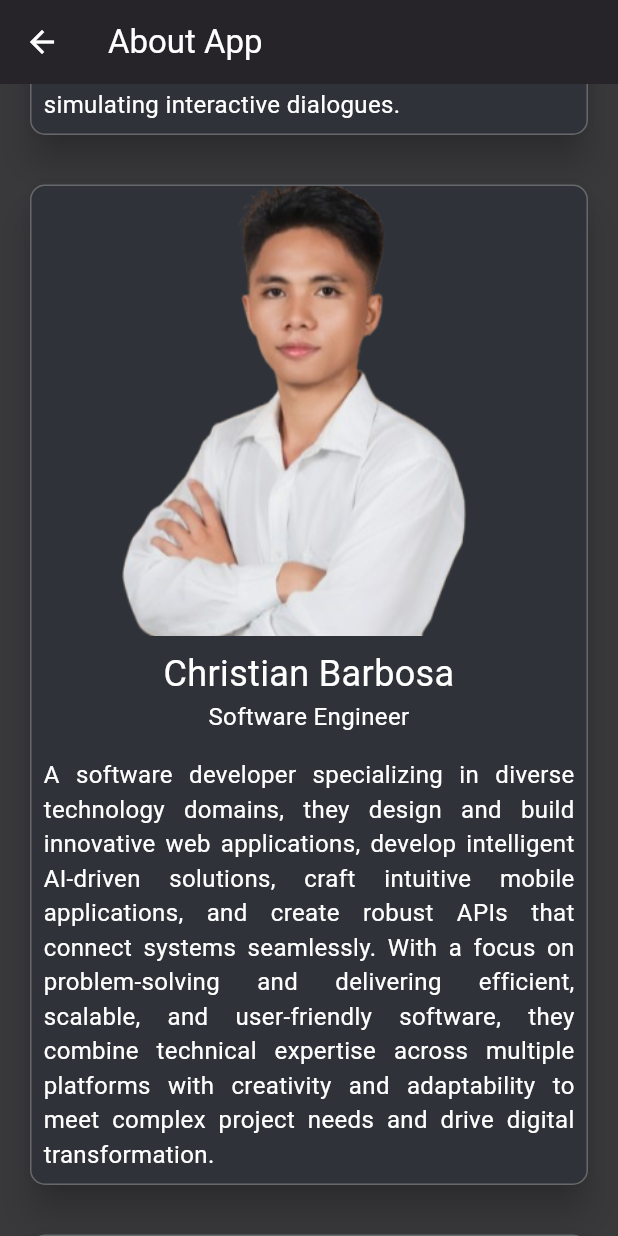
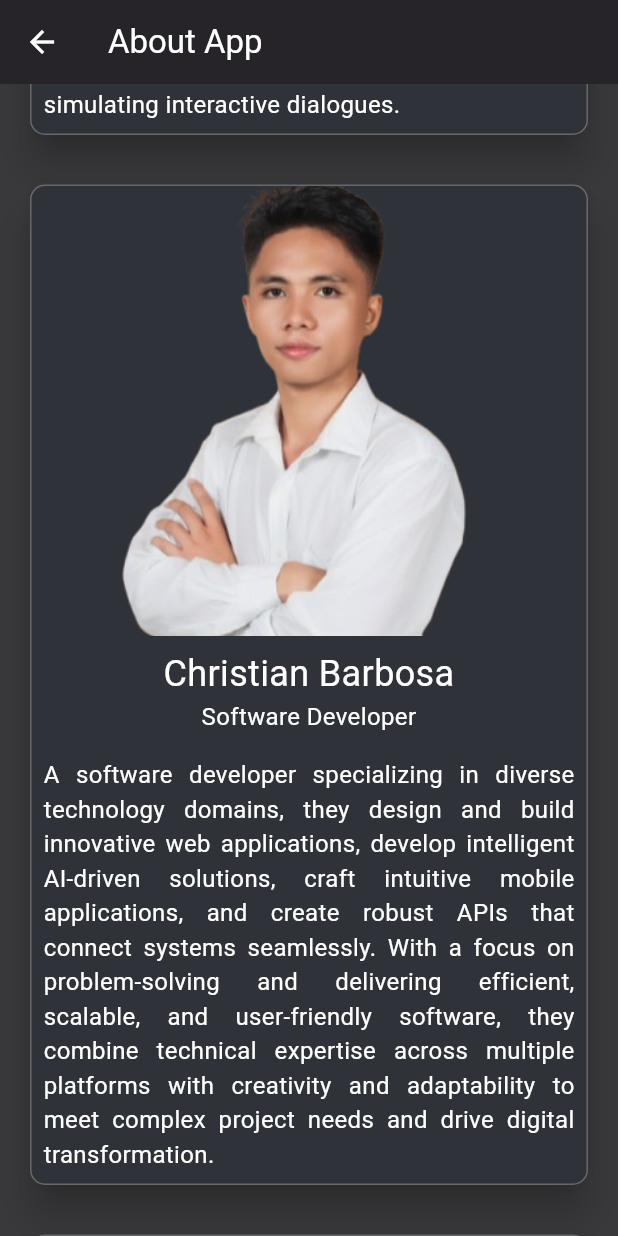
Before and after one commit to lightdarkmaster/CogniTian-Mobile-App, a Flutter app: the AboutApp screen opened directly, scrolled down 576 dp, on a phone screen of 412 x 824 dp. Run offline on Flutter 3.47's test engine with Material 3 defaults, Android fonts, the light colour scheme and no system bars.

Commit message:
Update Position

```diff
--- a/lib/pages/information.dart
+++ b/lib/pages/information.dart
@@ -113,7 +113,7 @@ class AboutApp extends StatelessWidget {
                               textAlign: TextAlign.center,
                             ),
                             Text(
-                              'Software Engineer',
+                              'Software Developer',
                               style: TextStyle(
                                 fontSize: 16,
                                 color: Colors.white,
```
